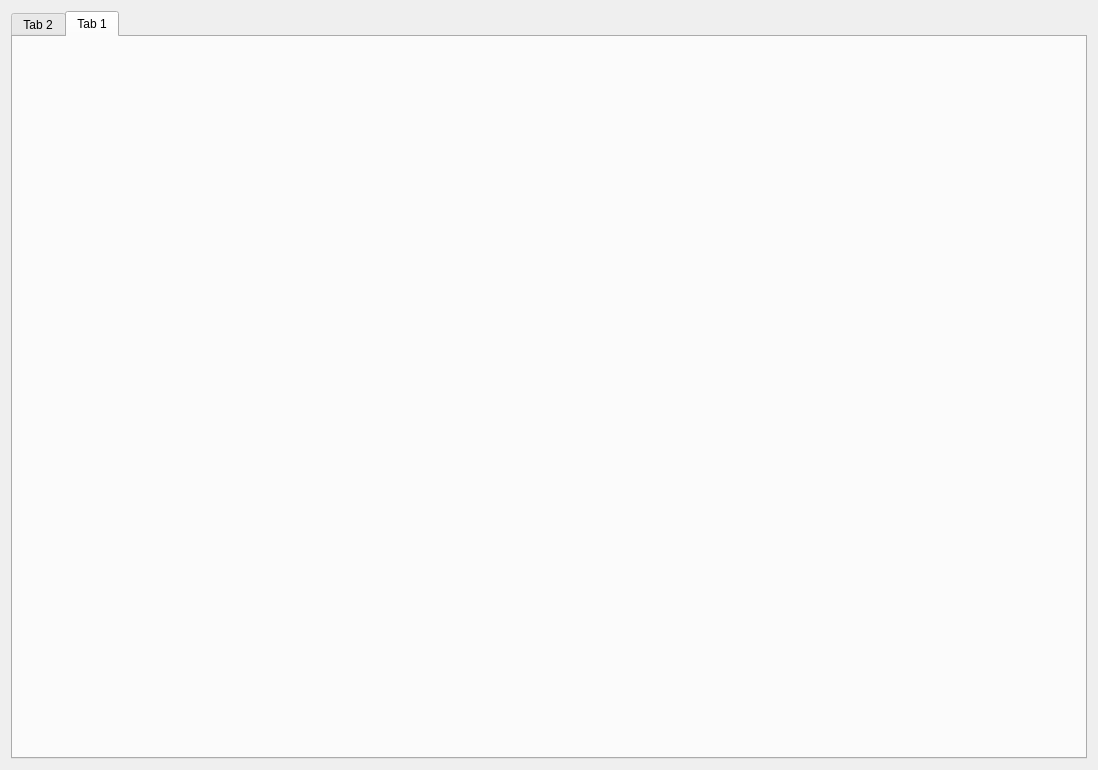
SV-97/TUInventory, file TUInventory/DynamicResponsibility.ui: the form before one commit.
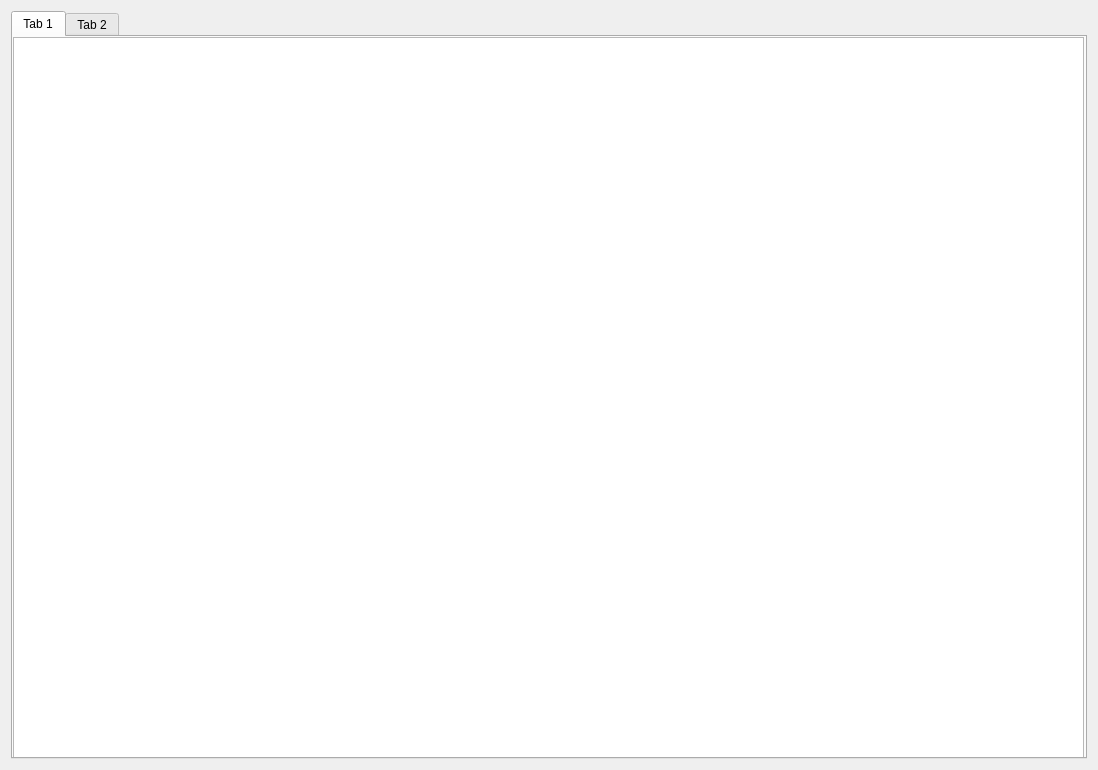
The form after the commit. The open tabs and pages were chosen to show the change.

Commit message: Some more testing regarding trees

Patch:
```diff
--- a/TUInventory/DynamicResponsibility.ui
+++ b/TUInventory/DynamicResponsibility.ui
@@ -19,6 +19,24 @@
      <property name="currentIndex">
       <number>0</number>
      </property>
+     <widget class="QWidget" name="tab">
+      <attribute name="title">
+       <string>Tab 1</string>
+      </attribute>
+      <widget class="QTreeView" name="treeView">
+       <property name="geometry">
+        <rect>
+         <x>0</x>
+         <y>0</y>
+         <width>1071</width>
+         <height>721</height>
+        </rect>
+       </property>
+       <property name="rootIsDecorated">
+        <bool>true</bool>
+       </property>
+      </widget>
+     </widget>
      <widget class="QWidget" name="tab_2">
       <attribute name="title">
        <string>Tab 2</string>
@@ -58,11 +76,6 @@
        </widget>
       </widget>
      </widget>
-     <widget class="QWidget" name="tab">
-      <attribute name="title">
-       <string>Tab 1</string>
-      </attribute>
-     </widget>
     </widget>
    </item>
   </layout>
```
The commit also changes 1 other file.
